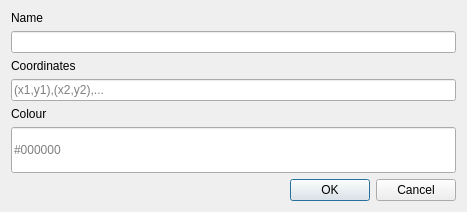
First picture: the form in ui/createObject.ui, repository An-dz/INE5420, before the edit.
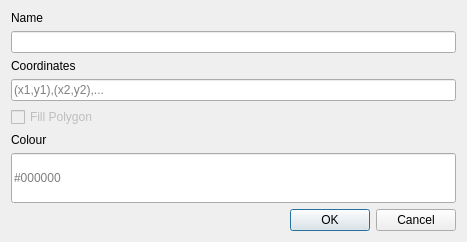
Second picture: the form after the edit.

Commit message: Add filled polygon support

Diff of the .ui file:
```diff
--- a/ui/createObject.ui
+++ b/ui/createObject.ui
@@ -7,7 +7,7 @@
     <x>0</x>
     <y>0</y>
     <width>467</width>
-    <height>212</height>
+    <height>242</height>
    </rect>
   </property>
   <property name="sizePolicy">
@@ -19,13 +19,13 @@
   <property name="minimumSize">
    <size>
     <width>200</width>
-    <height>212</height>
+    <height>242</height>
    </size>
   </property>
   <property name="maximumSize">
    <size>
     <width>16777215</width>
-    <height>212</height>
+    <height>242</height>
    </size>
   </property>
   <property name="windowTitle">
@@ -56,6 +56,16 @@
      </property>
     </widget>
    </item>
+   <item>
+    <widget class="QCheckBox" name="checkboxPolygon">
+     <property name="enabled">
+      <bool>false</bool>
+     </property>
+     <property name="text">
+      <string>Fill Polygon</string>
+     </property>
+    </widget>
+   </item>
    <item>
     <widget class="QLabel" name="label_colour">
      <property name="text">
```
The commit also changes 10 other files.
